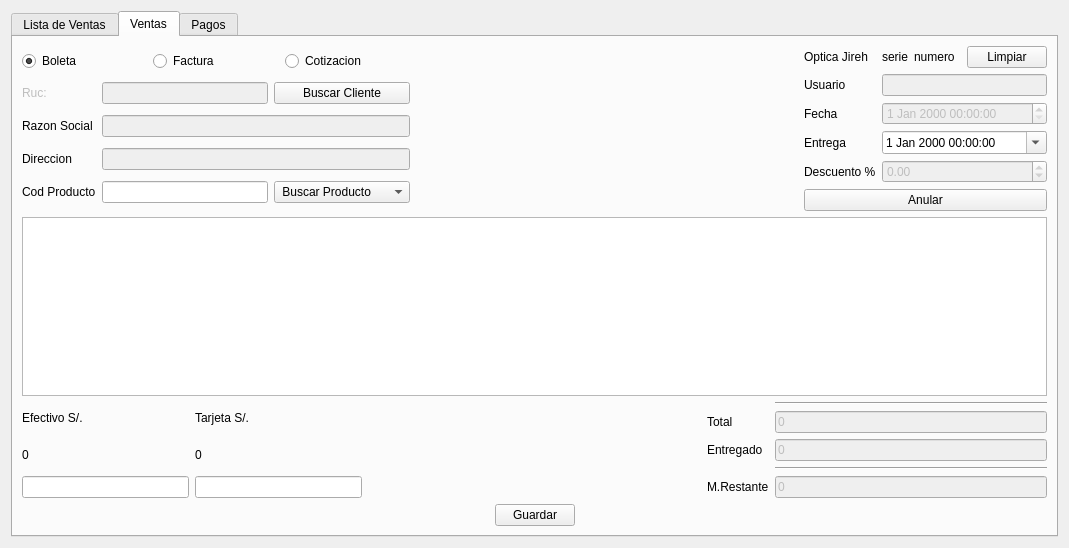
This is venta/uiventas.ui in rodety/Jireh as Qt 5 draws it before an edit. The edited form follows.
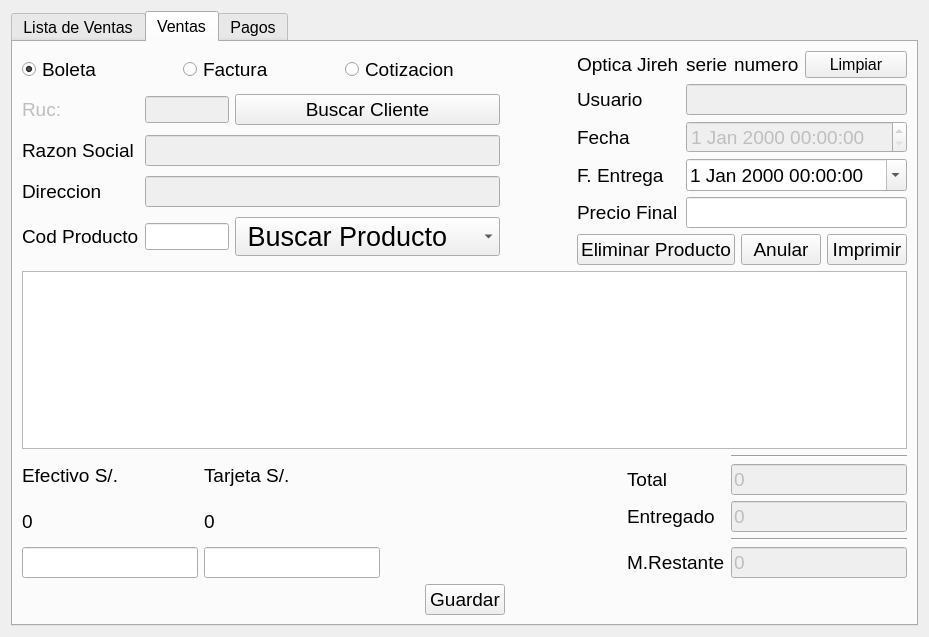
This is the edited form. The open tabs and pages were chosen to show the change. Icons and pictures are not drawn. Custom widgets are drawn as their Qt base class.

What changed in the file:
```diff
--- a/venta/uiventas.ui
+++ b/venta/uiventas.ui
@@ -6,10 +6,15 @@
    <rect>
     <x>0</x>
     <y>0</y>
-    <width>1069</width>
-    <height>548</height>
+    <width>929</width>
+    <height>637</height>
    </rect>
   </property>
+  <property name="font">
+   <font>
+    <pointsize>12</pointsize>
+   </font>
+  </property>
   <property name="windowTitle">
    <string>Form</string>
   </property>
@@ -241,6 +246,11 @@
             <layout class="QGridLayout" name="gridLayout_2">
              <item row="6" column="0">
               <widget class="QLabel" name="label_5">
+               <property name="font">
+                <font>
+                 <pointsize>14</pointsize>
+                </font>
+               </property>
                <property name="text">
                 <string>Cod Producto</string>
                </property>
@@ -251,6 +261,11 @@
                <property name="enabled">
                 <bool>false</bool>
                </property>
+               <property name="font">
+                <font>
+                 <pointsize>14</pointsize>
+                </font>
+               </property>
                <property name="text">
                 <string>Ruc:</string>
                </property>
@@ -271,10 +286,20 @@
                <property name="enabled">
                 <bool>false</bool>
                </property>
+               <property name="font">
+                <font>
+                 <pointsize>14</pointsize>
+                </font>
+               </property>
               </widget>
              </item>
              <item row="4" column="0">
               <widget class="QLabel" name="label_2">
+               <property name="font">
+                <font>
+                 <pointsize>14</pointsize>
+                </font>
+               </property>
                <property name="text">
                 <string>Razon Social</string>
                </property>
@@ -285,12 +310,25 @@
                <property name="enabled">
                 <bool>false</bool>
                </property>
+               <property name="font">
+                <font>
+                 <pointsize>14</pointsize>
+                </font>
+               </property>
+               <property name="text">
+                <string/>
+               </property>
               </widget>
              </item>
              <item row="2" column="0" colspan="3">
               <layout class="QHBoxLayout" name="horizontalLayout_5">
                <item>
                 <widget class="QRadioButton" name="radioButton_Boleta">
+                 <property name="font">
+                  <font>
+                   <pointsize>14</pointsize>
+                  </font>
+                 </property>
                  <property name="text">
                   <string>Boleta</string>
                  </property>
@@ -301,6 +339,11 @@
                </item>
                <item>
                 <widget class="QRadioButton" name="radioButton_Factura">
+                 <property name="font">
+                  <font>
+                   <pointsize>14</pointsize>
+                  </font>
+                 </property>
                  <property name="text">
                   <string>Factura</string>
                  </property>
@@ -311,6 +354,11 @@
                  <property name="enabled">
                   <bool>true</bool>
                  </property>
+                 <property name="font">
+                  <font>
+                   <pointsize>14</pointsize>
+                  </font>
+                 </property>
                  <property name="text">
                   <string>Cotizacion</string>
                  </property>
@@ -320,6 +368,11 @@
              </item>
              <item row="5" column="0">
               <widget class="QLabel" name="label_4">
+               <property name="font">
+                <font>
+                 <pointsize>14</pointsize>
+                </font>
+               </property>
                <property name="text">
                 <string>Direccion</string>
                </property>
@@ -327,6 +380,11 @@
              </item>
              <item row="3" column="2">
               <widget class="QPushButton" name="pushButton_buscarCliente">
+               <property name="font">
+                <font>
+                 <pointsize>14</pointsize>
+                </font>
+               </property>
                <property name="text">
                 <string>Buscar Cliente</string>
                </property>
@@ -338,6 +396,11 @@
              </item>
              <item row="6" column="2">
               <widget class="QComboBox" name="comboBox_buscar_producto">
+               <property name="font">
+                <font>
+                 <pointsize>20</pointsize>
+                </font>
+               </property>
                <item>
                 <property name="text">
                  <string> Buscar Producto</string>
@@ -422,6 +485,11 @@
             <layout class="QGridLayout" name="gridLayout">
              <item row="3" column="0">
               <widget class="QLabel" name="label_20">
+               <property name="font">
+                <font>
+                 <pointsize>14</pointsize>
+                </font>
+               </property>
                <property name="text">
                 <string>Usuario</string>
                </property>
@@ -429,36 +497,57 @@
              </item>
              <item row="4" column="0">
               <widget class="QLabel" name="label_17">
+               <property name="font">
+                <font>
+                 <pointsize>14</pointsize>
+                </font>
+               </property>
                <property name="text">
                 <string>Fecha</string>
                </property>
               </widget>
              </item>
-             <item row="6" column="1" colspan="3">
-              <widget class="QDoubleSpinBox" name="doubleSpinBox_descuento">
-               <property name="enabled">
-                <bool>false</bool>
-               </property>
-               <property name="minimum">
-                <double>-99.989999999999995</double>
-               </property>
-               <property name="singleStep">
-                <double>0.200000000000000</double>
-               </property>
-              </widget>
-             </item>
-             <item row="7" column="0" colspan="4">
+             <item row="7" column="0" colspan="3">
               <layout class="QHBoxLayout" name="horizontalLayout_3">
+               <item>
+                <widget class="QPushButton" name="pushButton_eliminarProducto">
+                 <property name="font">
+                  <font>
+                   <pointsize>14</pointsize>
+                  </font>
+                 </property>
+                 <property name="text">
+                  <string>Eliminar Producto</string>
+                 </property>
+                </widget>
+               </item>
                <item>
                 <widget class="QPushButton" name="pushButton_anular">
+                 <property name="font">
+                  <font>
+                   <pointsize>14</pointsize>
+                  </font>
+                 </property>
                  <property name="text">
                   <string>Anular</string>
                  </property>
                 </widget>
                </item>
+               <item>
+                <widget class="QPushButton" name="pushButton_Reimprimir">
+                 <property name="font">
+                  <font>
+                   <pointsize>14</pointsize>
+                  </font>
+                 </property>
+                 <property name="text">
+                  <string>Imprimir</string>
+                 </property>
+                </widget>
+               </item>
               </layout>
              </item>
-             <item row="0" column="3">
+             <item row="0" column="2">
               <widget class="QPushButton" name="pushButton_limpiar">
                <property name="text">
                 <string>Limpiar</string>
@@ -467,37 +556,50 @@
              </item>
              <item row="0" column="0">
               <widget class="QLabel" name="label_nombre_Tienda">
+               <property name="font">
+                <font>
+                 <pointsize>14</pointsize>
+                </font>
+               </property>
                <property name="text">
                 <string>Optica Jireh</string>
                </property>
               </widget>
              </item>
-             <item row="5" column="1" colspan="3">
+             <item row="5" column="1" colspan="2">
               <widget class="QDateTimeEdit" name="dateTimeEdit_entrega">
+               <property name="font">
+                <font>
+                 <pointsize>14</pointsize>
+                </font>
+               </property>
                <property name="calendarPopup">
                 <bool>true</bool>
                </property>
               </widget>
              </item>
-             <item row="6" column="0">
-              <widget class="QLabel" name="label_11">
-               <property name="text">
-                <string>Descuento %</string>
-               </property>
-              </widget>
-             </item>
-             <item row="4" column="1" colspan="3">
+             <item row="4" column="1" colspan="2">
               <widget class="QDateTimeEdit" name="dateTimeEdit_fecha_preventa">
                <property name="enabled">
                 <bool>false</bool>
                </property>
+               <property name="font">
+                <font>
+                 <pointsize>14</pointsize>
+                </font>
+               </property>
               </widget>
              </item>
-             <item row="3" column="1" colspan="3">
+             <item row="3" column="1" colspan="2">
               <widget class="QLineEdit" name="lineEdit_usuario">
                <property name="enabled">
                 <bool>false</bool>
                </property>
+               <property name="font">
+                <font>
+                 <pointsize>14</pointsize>
+                </font>
+               </property>
                <property name="readOnly">
                 <bool>true</bool>
                </property>
@@ -505,8 +607,13 @@
              </item>
              <item row="5" column="0">
               <widget class="QLabel" name="label_18">
+               <property name="font">
+                <font>
+                 <pointsize>14</pointsize>
+                </font>
+               </property>
                <property name="text">
-                <string>Entrega</string>
+                <string>F. Entrega</string>
                </property>
               </widget>
              </item>
@@ -514,6 +621,11 @@
               <layout class="QHBoxLayout" name="horizontalLayout_9">
                <item>
                 <widget class="QLabel" name="label_serie">
+                 <property name="font">
+                  <font>
+                   <pointsize>14</pointsize>
+                  </font>
+                 </property>
                  <property name="text">
                   <string>serie</string>
                  </property>
@@ -524,6 +636,11 @@
                  <property name="enabled">
                   <bool>true</bool>
                  </property>
+                 <property name="font">
+                  <font>
+                   <pointsize>14</pointsize>
+                  </font>
+                 </property>
                  <property name="text">
                   <string>numero</string>
                  </property>
@@ -531,12 +648,39 @@
                </item>
               </layout>
              </item>
+             <item row="6" column="0">
+              <widget class="QLabel" name="label_11">
+               <property name="font">
+                <font>
+                 <pointsize>14</pointsize>
+                </font>
+               </property>
+               <property name="text">
+                <string>Precio Final</string>
+               </property>
+              </widget>
+             </item>
+             <item row="6" column="1" colspan="2">
+              <widget class="QLineEdit" name="lineEdit_precio">
+               <property name="font">
+                <font>
+                 <pointsize>14</pointsize>
+                </font>
+               </property>
+              </widget>
+             </item>
             </layout>
            </item>
           </layout>
          </item>
          <item>
-          <widget class="QTableView" name="tableView_Productos"/>
+          <widget class="QTableView" name="tableView_Productos">
+           <property name="font">
+            <font>
+             <pointsize>12</pointsize>
+            </font>
+           </property>
+          </widget>
          </item>
          <item>
           <layout class="QHBoxLayout" name="horizontalLayout_2">
@@ -547,6 +691,11 @@
             <layout class="QGridLayout" name="gridLayout_6">
              <item row="0" column="0">
               <widget class="QLabel" name="label">
+               <property name="font">
+                <font>
+                 <pointsize>14</pointsize>
+                </font>
+               </property>
                <property name="text">
                 <string>Efectivo S/.</string>
                </property>
@@ -554,6 +703,11 @@
              </item>
              <item row="1" column="1">
               <widget class="QLabel" name="label_tarjeta">
+               <property name="font">
+                <font>
+                 <pointsize>14</pointsize>
+                </font>
+               </property>
                <property name="frameShape">
                 <enum>QFrame::NoFrame</enum>
                </property>
@@ -570,6 +724,11 @@
              </item>
              <item row="1" column="0">
               <widget class="QLabel" name="label_efectivo">
+               <property name="font">
+                <font>
+                 <pointsize>14</pointsize>
+                </font>
+               </property>
                <property name="frameShape">
                 <enum>QFrame::NoFrame</enum>
                </property>
@@ -586,6 +745,11 @@
              </item>
              <item row="2" column="0">
               <widget class="QLineEdit" name="lineEdit_efectivo">
+               <property name="font">
+                <font>
+                 <pointsize>14</pointsize>
+                </font>
+               </property>
                <property name="text">
                 <string/>
                </property>
@@ -593,6 +757,11 @@
              </item>
              <item row="2" column="1">
               <widget class="QLineEdit" name="lineEdit_tarjeta">
+               <property name="font">
+                <font>
+                 <pointsize>14</pointsize>
+                </font>
+               </property>
                <property name="text">
                 <string/>
                </property>
@@ -600,6 +769,11 @@
              </item>
              <item row="0" column="1">
               <widget class="QLabel" name="label_6">
+               <property name="font">
+                <font>
+                 <pointsize>14</pointsize>
+                </font>
+               </property>
                <property name="text">
                 <string>Tarjeta S/.</string>
                </property>
@@ -627,6 +801,11 @@
                <property name="enabled">
                 <bool>false</bool>
                </property>
+               <property name="font">
+                <font>
+                 <pointsize>14</pointsize>
+                </font>
+               </property>
                <property name="text">
                 <string>0</string>
                </property>
@@ -637,6 +816,11 @@
                <property name="enabled">
                 <bool>false</bool>
                </property>
+               <property name="font">
+                <font>
+                 <pointsize>14</pointsize>
+                </font>
+               </property>
                <property name="text">
                 <string>0</string>
                </property>
@@ -651,6 +835,11 @@
              </item>
              <item row="4" column="0">
               <widget class="QLabel" name="label_cambiante">
+               <property name="font">
+                <font>
+                 <pointsize>14</pointsize>
+                </font>
+               </property>
                <property name="text">
                 <string>M.Restante</string>
                </property>
@@ -665,6 +854,11 @@
              </item>
              <item row="1" column="0">
               <widget class="QLabel" name="label_8">
+               <property name="font">
+                <font>
+                 <pointsize>14</pointsize>
+                </font>
+               </property>
                <property name="text">
                 <string>Total</string>
                </property>
@@ -675,6 +869,11 @@
                <property name="enabled">
                 <bool>false</bool>
                </property>
+               <property name="font">
+                <font>
+                 <pointsize>14</pointsize>
+                </font>
+               </property>
                <property name="text">
                 <string>0</string>
                </property>
@@ -685,6 +884,11 @@
              </item>
              <item row="2" column="0">
               <widget class="QLabel" name="label_19">
+               <property name="font">
+                <font>
+                 <pointsize>14</pointsize>
+                </font>
+               </property>
                <property name="text">
                 <string>Entregado</string>
                </property>
@@ -711,6 +915,11 @@
            </item>
            <item>
             <widget class="QPushButton" name="pushButton_guardar">
+             <property name="font">
+              <font>
+               <pointsize>14</pointsize>
+              </font>
+             </property>
              <property name="text">
               <string>Guardar</string>
              </property>
```
Left out of the diff: 2 changed lines with no effect on the pictures.
